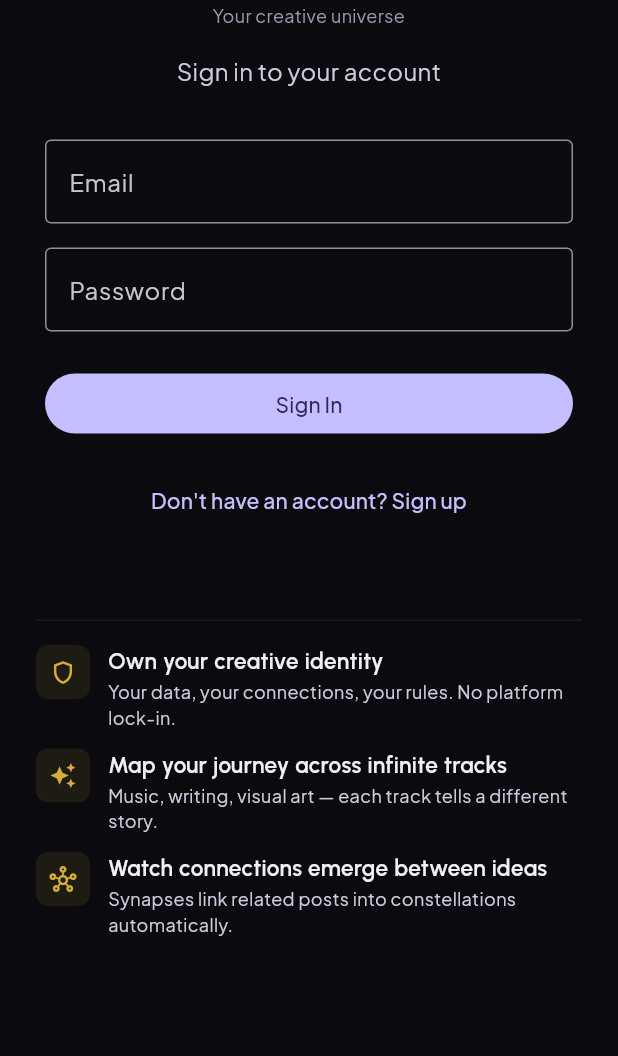
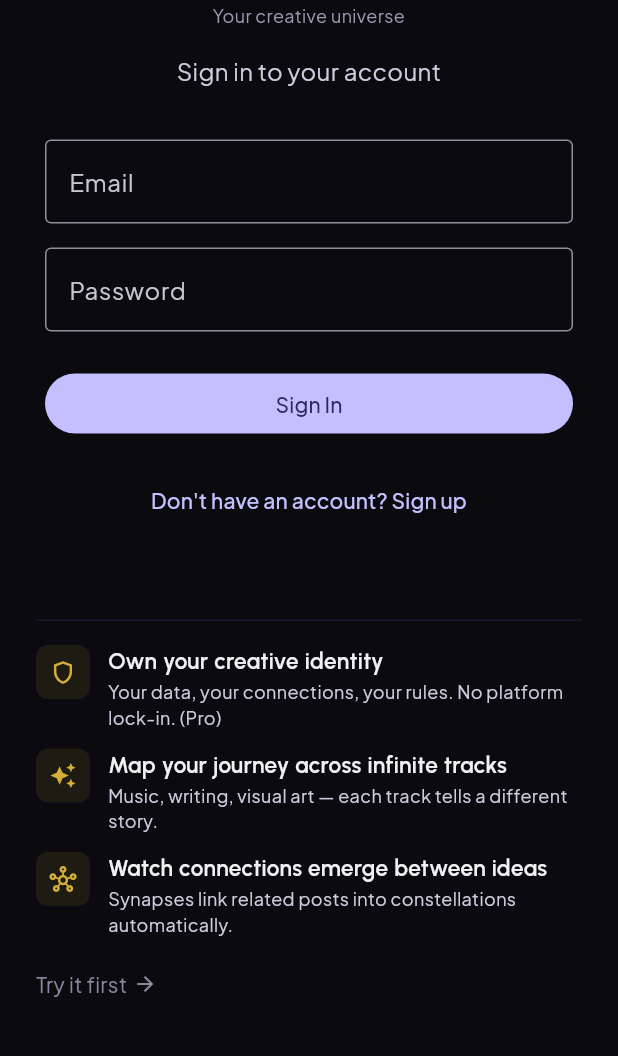
Before and after one commit to circularuins/gleisner, a Flutter app: the screen it shows after launch, on a phone screen of 412 x 824 dp, the part 144-1200 px from its top. Run offline on Flutter 3.47's test engine with Material 3 defaults, Android fonts, the phone set to English and light mode, and no system bars; our stand-ins replace flutter_riverpod, flutter_secure_storage, go_router, google_fonts, graphql_flutter.

Commit message:
Fix compact hero: add Try it first link, clarify Pro feature
- Add "Try it first" link to narrow/compact layout (was missing)
- Clarify "Own your creative identity" is a Pro feature: "(Pro)"
- Add TODO(featured-artist) for replacing hardcoded seeduser

Co-Authored-By: Claude Opus 4.6 (1M context) <noreply@anthropic.com>

```diff
--- a/frontend/lib/widgets/auth/gleisner_hero.dart
+++ b/frontend/lib/widgets/auth/gleisner_hero.dart
@@ -71,6 +71,8 @@ class GleisnerHero extends StatelessWidget {
               child: p,
             ),
           ),
+          const SizedBox(height: spaceSm),
+          _TryItLink(),
         ],
       ),
     );
@@ -81,7 +83,7 @@ class GleisnerHero extends StatelessWidget {
       icon: Icons.shield_outlined,
       title: 'Own your creative identity',
       description:
-          'Your data, your connections, your rules. No platform lock-in.',
+          'Your data, your connections, your rules. No platform lock-in. (Pro)',
     ),
     _Proposition(
       icon: Icons.auto_awesome,
@@ -149,6 +151,7 @@ class _TryItLink extends StatelessWidget {
   @override
   Widget build(BuildContext context) {
     return GestureDetector(
+      // TODO(featured-artist): Replace with featured/demo artist from API
       onTap: () => context.go('/@seeduser'),
       child: Row(
         mainAxisSize: MainAxisSize.min,
```
